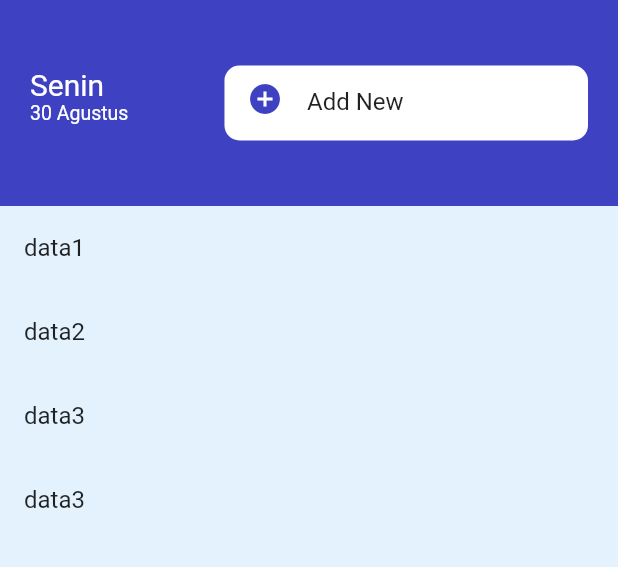
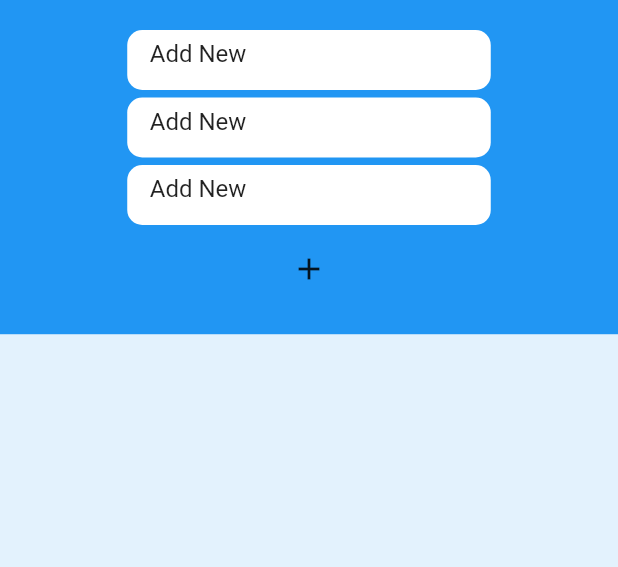
Before and after one commit to azzaaass/ToDoList-Flutter, a Flutter app: the screen it shows after launch, on a phone screen of 412 x 824 dp, the part 84-651 px from its top. Run offline on Flutter 3.47's test engine with Material 2 defaults, Android fonts, the phone set to English and light mode, and no system bars.

Commit message:
tugas 2 selesai

```diff
--- a/lib/azza t2/to_do_list.dart
+++ /dev/null
@@ -1,153 +0,0 @@
-import 'package:flutter/material.dart';
-
-typedef MyCallback = void Function(String);
-
-TextStyle textStyleH1 = const TextStyle(
-    fontSize: 20, fontWeight: FontWeight.normal, color: Colors.white);
-TextStyle textStyleP = const TextStyle(
-    fontSize: 13, fontWeight: FontWeight.normal, color: Colors.white);
-TextStyle textStyleHint = const TextStyle(
-    fontSize: 16, fontWeight: FontWeight.normal, color: Colors.black87);
-
-class TodoList extends StatefulWidget {
-  const TodoList({super.key});
-
-  @override
-  State<TodoList> createState() => _TodoListState();
-}
-
-class _TodoListState extends State<TodoList> {
-  List<String> data = <String>["data1", "data2", "data3", "data3"];
-  // Bikin controller di parent
-  final dataController = TextEditingController();
-
-  void addData(String data) {
-    setState(() {
-      this.data.add(data);
-    });
-  }
-
-  @override
-  Widget build(BuildContext context) {
-    return Scaffold(
-      appBar: AppBar(
-        centerTitle: true,
-        title: const Text("To-Do List"),
-        leading: const Icon(Icons.notes_rounded),
-        actions: const [
-          Padding(
-            padding: EdgeInsets.only(right: 15),
-            child: Icon(Icons.timer_outlined),
-          ),
-        ],
-        elevation: 0.0,
-        backgroundColor: const Color(0XFF3e42c2),
-      ),
-      body: Column(
-        children: [
-          TextFieldCustom(
-            controller: dataController,
-            onTap: (String dataFromChild) {
-              // ambil data dari child pake Higher Order Function
-              // add data dari data dari child
-              addData(dataFromChild);
-            },
-          ),
-          Expanded(
-            child: Container(
-              color: Colors.blue[50],
-              width: MediaQuery.of(context).size.width,
-              child: ListView.builder(
-                  padding: EdgeInsets.zero,
-                  itemCount: data.length,
-                  itemBuilder: (BuildContext context, int index) {
-                    return ListTile(title: Text(data[index]));
-                  }),
-            ),
-          ),
-        ],
-      ),
-    );
-  }
-}
-
-class TextFieldCustom extends TodoList {
-  // jadikan controller sebagai property untuk nerima value dari parent
-  final TextEditingController controller;
-  // callbacknya untuk eksekusi addData
-  final void Function(String) onTap;
-
-  const TextFieldCustom({
-    super.key,
-    required this.controller,
-    required this.onTap,
-  });
-  // const TextFieldCustom({Key? key}) : super(key: key);
-
-  @override
-  State<TextFieldCustom> createState() => _TextFieldCustomState();
-}
-
-class _TextFieldCustomState extends State<TextFieldCustom> {
-  // jangan taruh di state
-  // TextEditingController textController = TextEditingController();
-  @override
-  Widget build(BuildContext context) {
-    return Container(
-      height: MediaQuery.of(context).size.height / 6,
-      width: MediaQuery.of(context).size.width,
-      color: const Color(0XFF3e42c2),
-      child: Padding(
-        padding: const EdgeInsets.all(20.0),
-        child: Row(
-          mainAxisAlignment: MainAxisAlignment.spaceBetween,
-          crossAxisAlignment: CrossAxisAlignment.center,
-          children: [
-            Padding(
-              padding: const EdgeInsets.only(top: 25.0),
-              child: Column(
-                crossAxisAlignment: CrossAxisAlignment.start,
-                children: [
-                  Text(
-                    "Senin",
-                    style: textStyleH1,
-                  ),
-                  Text(
-                    "30 Agustus",
-                    style: textStyleP,
-                  ),
-                ],
-              ),
-            ),
-            Container(
-              padding: const EdgeInsets.only(left: 15, bottom: 5),
-              height: 50,
-              decoration: BoxDecoration(
-                  borderRadius: BorderRadius.circular(10.0),
-                  color: Colors.white),
-              width: MediaQuery.of(context).size.width / 1.7,
-              child: TextField(
-                controller: widget.controller,
-                decoration: InputDecoration(
-                  icon: InkWell(
-                    child: const Icon(
-                      Icons.add_circle,
-                      color: Color(0XFF3e42c2),
-                    ),
-                    onTap: () {
-                      // mengambil data controller di child untuk dikirim ke parent
-                      widget.onTap(widget.controller.text);
-                    },
-                  ),
-                  border: InputBorder.none,
-                  hintText: "Add New",
-                  hintStyle: textStyleHint,
-                ),
-              ),
-            ),
-          ],
-        ),
-      ),
-    );
-  }
-}
--- /dev/null
+++ b/lib/jokiw/azza t2/to_do_list.dart
@@ -0,0 +1,216 @@
+import 'package:flutter/material.dart';
+
+typedef MyCallback = void Function(String);
+
+TextStyle textStyleH1 = const TextStyle(
+    fontSize: 20, fontWeight: FontWeight.normal, color: Colors.white);
+TextStyle textStyleP = const TextStyle(
+    fontSize: 13, fontWeight: FontWeight.normal, color: Colors.white);
+TextStyle textStyleHint = const TextStyle(
+    fontSize: 16, fontWeight: FontWeight.normal, color: Colors.black87);
+
+class TodoList extends StatefulWidget {
+  const TodoList({super.key});
+
+  @override
+  State<TodoList> createState() => _TodoListState();
+}
+
+class _TodoListState extends State<TodoList> {
+  // List<String> data = <String>[];
+  List<Person> dataList = <Person>[];
+  // Bikin controller di parent
+  TextEditingController dataController = TextEditingController();
+  TextEditingController dataController2 = TextEditingController();
+  TextEditingController dataController3 = TextEditingController();
+
+  addData(Person personData) {
+    setState(() {
+      this.dataList.add(personData);
+      this.dataController.clear();
+      this.dataController2.clear();
+      this.dataController3.clear();
+    });
+  }
+
+  void deleteData(int index) {
+    setState(() {
+      this.dataList.removeAt(index);
+    });
+  }
+
+  @override
+  Widget build(BuildContext context) {
+    return Scaffold(
+      appBar: AppBar(
+        centerTitle: true,
+        title: const Text("To-Do List"),
+        leading: const Icon(Icons.notes_rounded),
+        actions: const [
+          Padding(
+            padding: EdgeInsets.only(right: 15),
+            child: Icon(Icons.timer_outlined),
+          ),
+        ],
+        elevation: 0.0,
+        backgroundColor: const Color(0XFF3e42c2),
+      ),
+      body: Column(
+        children: [
+          Container(
+            padding: EdgeInsets.all(20),
+            width: MediaQuery.of(context).size.width,
+            decoration: BoxDecoration(color: Colors.blue),
+            child: Column(
+              children: [
+                TextFieldCustom(
+                  controller: dataController,
+                ),
+                TextFieldCustom(
+                  controller: dataController2,
+                ),
+                TextFieldCustom(
+                  controller: dataController3,
+                ),
+                // IconButton(
+                //     onPressed: () {
+                //       addData(Person(
+                //           name: dataController.text,
+                //           nim: dataController2.text,
+                //           umur: dataController3.text));
+                //     },
+                //     icon: Icon(Icons.add)),
+                IconButtonCustom(
+                    icon1: Icon(Icons.add),
+                    onPress: (Person) {
+                      addData(Person);
+                    })
+              ],
+            ),
+          ),
+          Expanded(
+            child: Container(
+              color: Colors.blue[50],
+              width: MediaQuery.of(context).size.width,
+              child: ListView.builder(
+                  padding: EdgeInsets.zero,
+                  itemCount: dataList.length,
+                  itemBuilder: (BuildContext context, int index) {
+                    return ListTile(
+                      leading: FlutterLogo(size: 60),
+                      title: Text(dataList[index].name.toString()),
+                      subtitle: Column(
+                        crossAxisAlignment: CrossAxisAlignment.start,
+                        children: [
+                          Text(dataList[index].nim.toString()),
+                          Text(dataList[index].umur.toString()),
+                        ],
+                      ),
+                      trailing: IconButton(
+                        icon: Icon(Icons.delete_forever),
+                        onPressed: () {
+                          deleteData(index);
+                        },
+                      ),
+                      onTap: () {
+                        Navigator.push(
+                            context,
+                            MaterialPageRoute(
+                              builder: (context) => TodoListDetail(
+                                  text1: dataList[index].name,
+                                  text2: dataList[index].nim,
+                                  text3: dataList[index].umur),
+                            ));
+                      },
+                    );
+                  }),
+            ),
+          ),
+        ],
+      ),
+    );
+  }
+}
+
+class TextFieldCustom extends StatelessWidget {
+  // jadikan controller sebagai property untuk nerima value dari parent
+  final TextEditingController controller;
+
+  const TextFieldCustom({
+    super.key,
+    required this.controller,
+  });
+  // const TextFieldCustom({Key? key}) : super(key: key);
+
+  // jangan taruh di state
+  @override
+  Widget build(BuildContext context) {
+    return Container(
+      padding: const EdgeInsets.only(left: 15, bottom: 5),
+      margin: const EdgeInsets.only(bottom: 5),
+      height: 40,
+      decoration: BoxDecoration(
+          borderRadius: BorderRadius.circular(10.0), color: Colors.white),
+      width: MediaQuery.of(context).size.width / 1.7,
+      child: TextField(
+        controller: controller,
+        decoration: InputDecoration(
+          border: InputBorder.none,
+          hintText: "Add New",
+          hintStyle: textStyleHint,
+        ),
+      ),
+    );
+  }
+}
+
+class Person {
+  final String? name;
+  final String? nim;
+  final String? umur;
+  Person({required this.name, required this.nim, required this.umur});
+}
+
+class TodoListDetail extends StatelessWidget {
+  final String? text1, text2, text3;
+  const TodoListDetail(
+      {super.key,
+      required this.text1,
+      required this.text2,
+      required this.text3});
+
+  @override
+  Widget build(BuildContext context) {
+    return Scaffold(
+      appBar: AppBar(
+        title: Text("Detail List"),
+      ),
+      body: Column(
+        children: [
+          Text(text1.toString()),
+          Text(text2.toString()),
+          Text(text3.toString()),
+        ],
+      ),
+    );
+  }
+}
+
+class IconButtonCustom extends StatefulWidget {
+  final Icon icon1;
+  final Function (Person) onPress;
+  const IconButtonCustom(
+      {super.key, required this.icon1, required this.onPress});
+
+  @override
+  State<IconButtonCustom> createState() => _IconButtonCustomState();
+}
+
+class _IconButtonCustomState extends State<IconButtonCustom> {
+  @override
+  Widget build(BuildContext context) {
+    return IconButton(onPressed: (){
+      widget.onPress(Person(name: "tt", nim: "sss", umur: "liil"));
+    }, icon: widget.icon1);
+  }
+}
--- a/lib/main.dart
+++ b/lib/main.dart
@@ -1,5 +1,7 @@
 import 'package:flutter/material.dart';
-import 'package:learn_flutter_basic/azza%20t2/to_do_list.dart';
+import 'package:learn_flutter_basic/jokiw/azza%20t2/to_do_list.dart';
+import 'package:learn_flutter_basic/jokiw/racel%20t2/todolistracel.dart';
+import 'package:learn_flutter_basic/praktikum04/to_do_list_detail.dart';
 
 void main() {
   runApp(const MyApp());
@@ -10,11 +12,8 @@ class MyApp extends StatelessWidget {
 
   @override
   Widget build(BuildContext context) {
-    return const MaterialApp(
-      home: TodoList()
+    return MaterialApp(
+      home: TodoList(),
     );
   }
-  // _textField (String text) {
-  //   return TextField(decoration: InputDecoration(labelText: text),);
-  // }
 }
```
Also changed, not shown: lib/jokiw/andika t2/ToDoList.dart (added, +86 -0 lines), lib/jokiw/racel t2/todolistracel.dart (added, +129 -0 lines), lib/praktikum04/to_do_list_detail.dart (added, +101 -0 lines).
